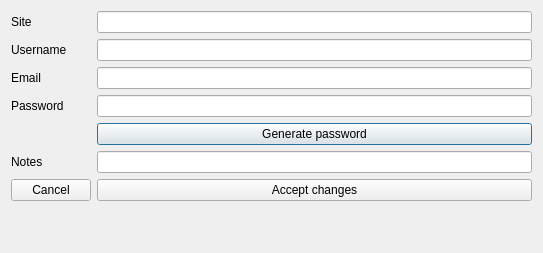
Old version of the form resources/editEntry.ui in the repository GeorgeHoneywood/pastword.
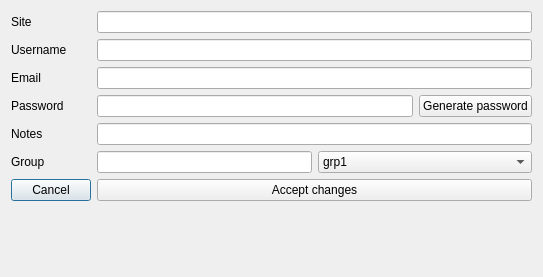
New version of the form. Icons and pictures are not drawn.

Commit message: added group functionality to edit entry ui

Patch:
```diff
--- a/resources/editEntry.ui
+++ b/resources/editEntry.ui
@@ -7,11 +7,11 @@
     <x>0</x>
     <y>0</y>
     <width>543</width>
-    <height>253</height>
+    <height>277</height>
    </rect>
   </property>
   <property name="sizePolicy">
-   <sizepolicy hsizetype="Preferred" vsizetype="MinimumExpanding">
+   <sizepolicy hsizetype="Preferred" vsizetype="Fixed">
     <horstretch>0</horstretch>
     <verstretch>0</verstretch>
    </sizepolicy>
@@ -19,7 +19,7 @@
   <property name="maximumSize">
    <size>
     <width>16777215</width>
-    <height>500000</height>
+    <height>277</height>
    </size>
   </property>
   <property name="baseSize">
@@ -72,47 +72,120 @@
    <item row="2" column="1">
     <widget class="QLineEdit" name="txtEmail"/>
    </item>
-   <item row="3" column="0">
+   <item row="4" column="0">
     <widget class="QLabel" name="lblPassword">
      <property name="text">
       <string>Password</string>
      </property>
     </widget>
    </item>
-   <item row="3" column="1">
-    <widget class="QLineEdit" name="txtPassword"/>
-   </item>
-   <item row="4" column="1">
-    <widget class="QPushButton" name="pbEditPWGen">
-     <property name="text">
-      <string>Generate password</string>
-     </property>
-    </widget>
-   </item>
-   <item row="5" column="0">
+   <item row="6" column="0">
     <widget class="QLabel" name="lblNotes">
      <property name="text">
       <string>Notes</string>
      </property>
     </widget>
    </item>
-   <item row="5" column="1">
+   <item row="6" column="1">
     <widget class="QLineEdit" name="txtNotes"/>
    </item>
-   <item row="6" column="0">
+   <item row="8" column="0">
+    <widget class="QLabel" name="lblGroup">
+     <property name="text">
+      <string>Group</string>
+     </property>
+    </widget>
+   </item>
+   <item row="9" column="0">
     <widget class="QPushButton" name="pbCancel">
      <property name="text">
       <string>Cancel</string>
      </property>
     </widget>
    </item>
-   <item row="6" column="1">
+   <item row="9" column="1">
     <widget class="QPushButton" name="pbAccept">
      <property name="text">
       <string>Accept changes</string>
      </property>
     </widget>
    </item>
+   <item row="8" column="1">
+    <layout class="QHBoxLayout" name="horizontalLayout">
+     <property name="topMargin">
+      <number>0</number>
+     </property>
+     <property name="rightMargin">
+      <number>0</number>
+     </property>
+     <item>
+      <widget class="QLineEdit" name="txtGroup">
+       <property name="sizePolicy">
+        <sizepolicy hsizetype="Preferred" vsizetype="Fixed">
+         <horstretch>2</horstretch>
+         <verstretch>0</verstretch>
+        </sizepolicy>
+       </property>
+      </widget>
+     </item>
+     <item>
+      <widget class="QComboBox" name="cbGroup">
+       <property name="sizePolicy">
+        <sizepolicy hsizetype="MinimumExpanding" vsizetype="Fixed">
+         <horstretch>2</horstretch>
+         <verstretch>0</verstretch>
+        </sizepolicy>
+       </property>
+       <property name="minimumSize">
+        <size>
+         <width>40</width>
+         <height>0</height>
+        </size>
+       </property>
+       <item>
+        <property name="text">
+         <string>grp1</string>
+        </property>
+       </item>
+       <item>
+        <property name="text">
+         <string>grp2</string>
+        </property>
+       </item>
+      </widget>
+     </item>
+    </layout>
+   </item>
+   <item row="4" column="1">
+    <layout class="QHBoxLayout" name="horizontalLayout_2">
+     <property name="topMargin">
+      <number>0</number>
+     </property>
+     <item>
+      <widget class="QLineEdit" name="txtPassword">
+       <property name="sizePolicy">
+        <sizepolicy hsizetype="Expanding" vsizetype="Fixed">
+         <horstretch>4</horstretch>
+         <verstretch>0</verstretch>
+        </sizepolicy>
+       </property>
+      </widget>
+     </item>
+     <item>
+      <widget class="QPushButton" name="pbEditPWGen">
+       <property name="sizePolicy">
+        <sizepolicy hsizetype="Expanding" vsizetype="Fixed">
+         <horstretch>1</horstretch>
+         <verstretch>0</verstretch>
+        </sizepolicy>
+       </property>
+       <property name="text">
+        <string>Generate password</string>
+       </property>
+      </widget>
+     </item>
+    </layout>
+   </item>
   </layout>
  </widget>
  <tabstops>
```
Left out of the diff: 1 changed line with no effect on the pictures.
